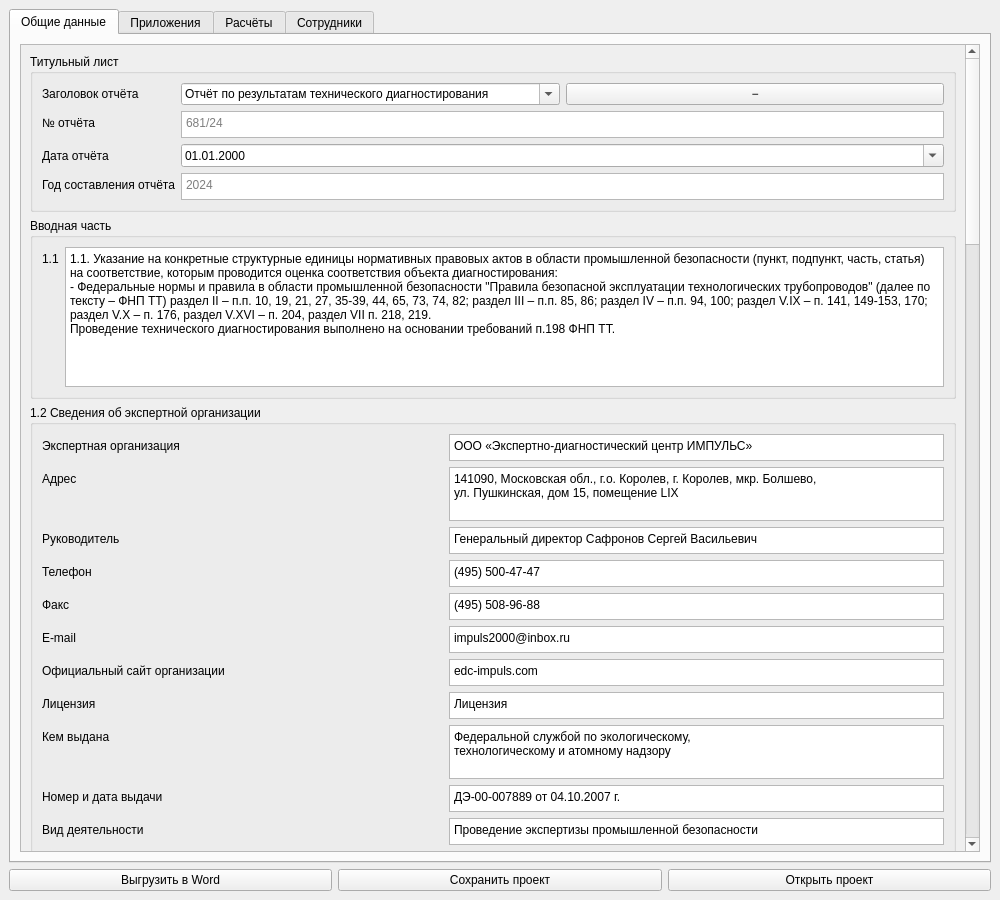
First picture: the form in src/ui/designer/pipeline_window.ui, repository bordaregos/Voskresensk_ballons, before the edit.
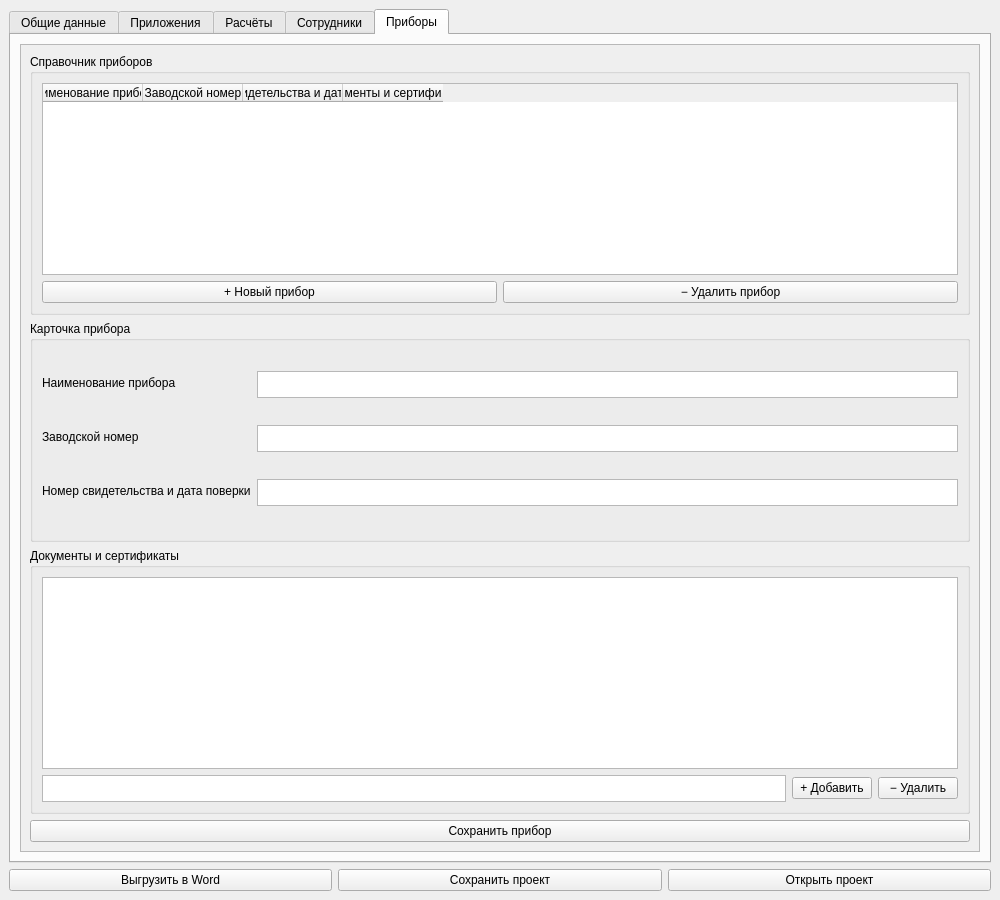
Second picture: the form after the edit. The open tabs and pages were chosen to show the change.

Commit message: feat: добавлен раздел "Приборы".

Diff of the .ui file:
```diff
--- a/src/ui/designer/pipeline_window.ui
+++ b/src/ui/designer/pipeline_window.ui
@@ -1624,6 +1624,86 @@
   </item>
  </layout>
 </widget>
+ <widget class="QWidget" name="tab_instruments">
+ <attribute name="title"><string>Приборы</string></attribute>
+ <layout class="QVBoxLayout" name="tab_instruments_outerLayout">
+  <item>
+   <widget class="QScrollArea" name="tab_instruments_scroll">
+    <property name="widgetResizable"><bool>true</bool></property>
+    <widget class="QWidget" name="tab_instruments_scrollContent">
+     <property name="geometry"><rect><x>0</x><y>0</y><width>960</width><height>700</height></rect></property>
+     <layout class="QVBoxLayout" name="vlayout_instruments">
+<item><widget class="QGroupBox" name="instruments_list_group">
+ <property name="title"><string>Справочник приборов</string></property>
+ <layout class="QVBoxLayout" name="instruments_list_vlayout">
+  <item><widget class="QTableWidget" name="table_instruments">
+ <property name="minimumSize"><size><width>0</width><height>160</height></size></property>
+ <property name="rowCount"><number>0</number></property>
+ <property name="columnCount"><number>4</number></property>
+ <column><property name="text"><string>Наименование прибора</string></property></column>
+ <column><property name="text"><string>Заводской номер</string></property></column>
+ <column><property name="text"><string>Номер свидетельства и дата поверки</string></property></column>
+ <column><property name="text"><string>Документы и сертификаты</string></property></column>
+</widget></item>
+  <item><layout class="QHBoxLayout" name="instruments_list_buttons">
+<item><widget class="QPushButton" name="pushButt_newInstrument"><property name="text"><string>+ Новый прибор</string></property></widget></item>
+<item><widget class="QPushButton" name="pushButt_deleteInstrument"><property name="text"><string>− Удалить прибор</string></property></widget></item>
+</layout></item>
+ </layout>
+</widget></item>
+<item><widget class="QGroupBox" name="instrument_card_group">
+ <property name="title"><string>Карточка прибора</string></property>
+<layout class="QFormLayout" name="instrument_card_form">
+<item row="0" column="0">
+ <widget class="QLabel" name="label_instrument_name"><property name="text"><string>Наименование прибора</string></property></widget>
+</item>
+<item row="0" column="1">
+ <widget class="QPlainTextEdit" name="instrument_name">
+ <property name="minimumSize"><size><width>0</width><height>27</height></size></property>
+ <property name="maximumSize"><size><width>16777215</width><height>27</height></size></property>
+</widget>
+</item>
+<item row="1" column="0">
+ <widget class="QLabel" name="label_instrument_serial_number"><property name="text"><string>Заводской номер</string></property></widget>
+</item>
+<item row="1" column="1">
+ <widget class="QPlainTextEdit" name="instrument_serial_number">
+ <property name="minimumSize"><size><width>0</width><height>27</height></size></property>
+ <property name="maximumSize"><size><width>16777215</width><height>27</height></size></property>
+</widget>
+</item>
+<item row="2" column="0">
+ <widget class="QLabel" name="label_instrument_cert_number"><property name="text"><string>Номер свидетельства и дата поверки</string></property></widget>
+</item>
+<item row="2" column="1">
+ <widget class="QPlainTextEdit" name="instrument_cert_number">
+ <property name="minimumSize"><size><width>0</width><height>27</height></size></property>
+ <property name="maximumSize"><size><width>16777215</width><height>27</height></size></property>
+</widget>
+</item>
+</layout>
+</widget></item>
+<item><widget class="QGroupBox" name="instrument_documents_group">
+ <property name="title"><string>Документы и сертификаты</string></property>
+ <layout class="QVBoxLayout" name="instrument_documents_vlayout">
+  <item><widget class="QListWidget" name="instrument_documents_list"/></item>
+  <item><layout class="QHBoxLayout" name="instrument_document_input_layout">
+<item><widget class="QPlainTextEdit" name="instrument_document_input">
+ <property name="minimumSize"><size><width>0</width><height>27</height></size></property>
+ <property name="maximumSize"><size><width>16777215</width><height>27</height></size></property>
+</widget></item>
+<item><widget class="QPushButton" name="pushButt_addDocument"><property name="text"><string>+ Добавить</string></property></widget></item>
+<item><widget class="QPushButton" name="pushButt_removeDocument"><property name="text"><string>− Удалить</string></property></widget></item>
+</layout></item>
+ </layout>
+</widget></item>
+<item><widget class="QPushButton" name="pushButt_saveInstrument"><property name="text"><string>Сохранить прибор</string></property></widget></item>
+     </layout>
+    </widget>
+   </widget>
+  </item>
+ </layout>
+</widget>
 </widget></item>
 <item><layout class="QHBoxLayout" name="bottom_buttons">
 <item><widget class="QPushButton" name="pushButt_generateWord">
```
The commit also changes 6 other files.
